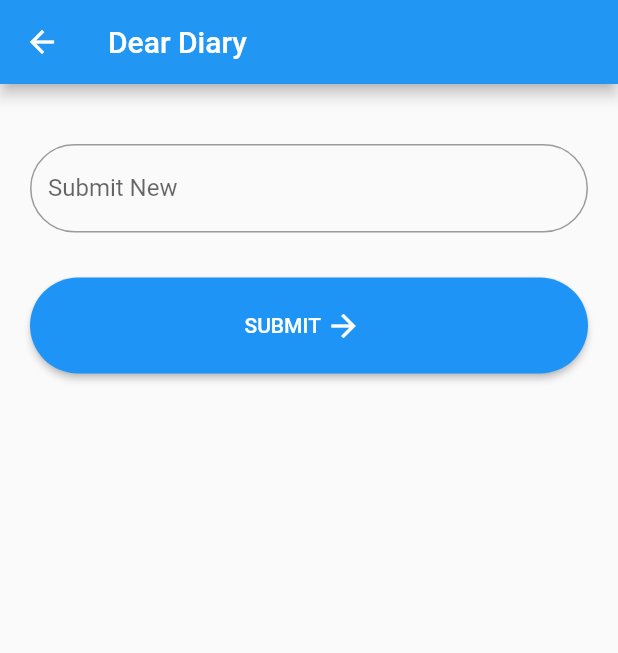
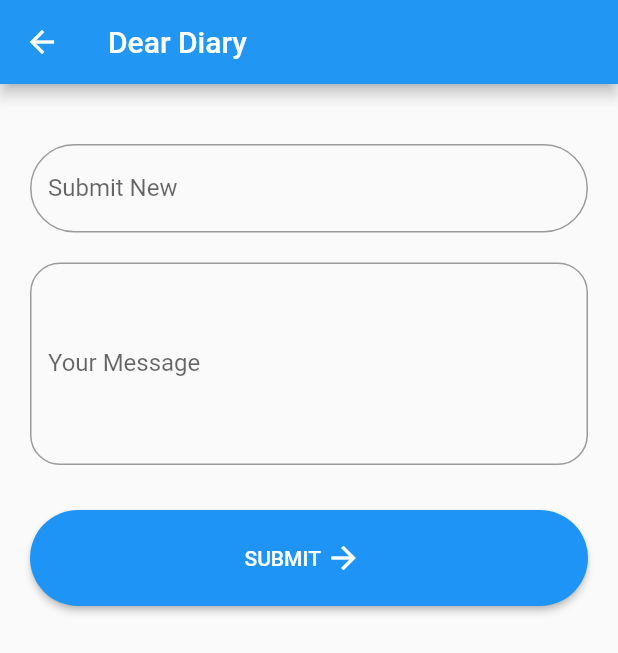
Before and after one commit to fcodelabs/training-app, a Flutter app: the DiaryHomePage screen opened directly with empty values, on a phone screen of 412 x 824 dp. Shown: the top 653 px of the screen. Run offline on Flutter 3.47's test engine with Material 2 defaults, Android fonts, the phone set to English and light mode, and no system bars.

Commit message:
Text Area Added

```diff
--- a/lib/ui/diary_home_page/diary_home_page.dart
+++ b/lib/ui/diary_home_page/diary_home_page.dart
@@ -25,6 +25,16 @@ class DiaryHomePage extends StatelessWidget {
               ),
               // controller: nicknameController,
               // onChanged: (value) => bindChangeEvent(),
+            ),
+            const SizedBox(height: 20),
+            const TextField(
+              maxLines: 5, // Set the maximum number of lines
+              decoration: InputDecoration(
+                labelText: 'Your Message',
+                border: OutlineInputBorder(
+                  borderRadius: BorderRadius.all(Radius.circular(20)),
+                ),
+              ),
             ),
             Container(
               width: double.infinity,
```
